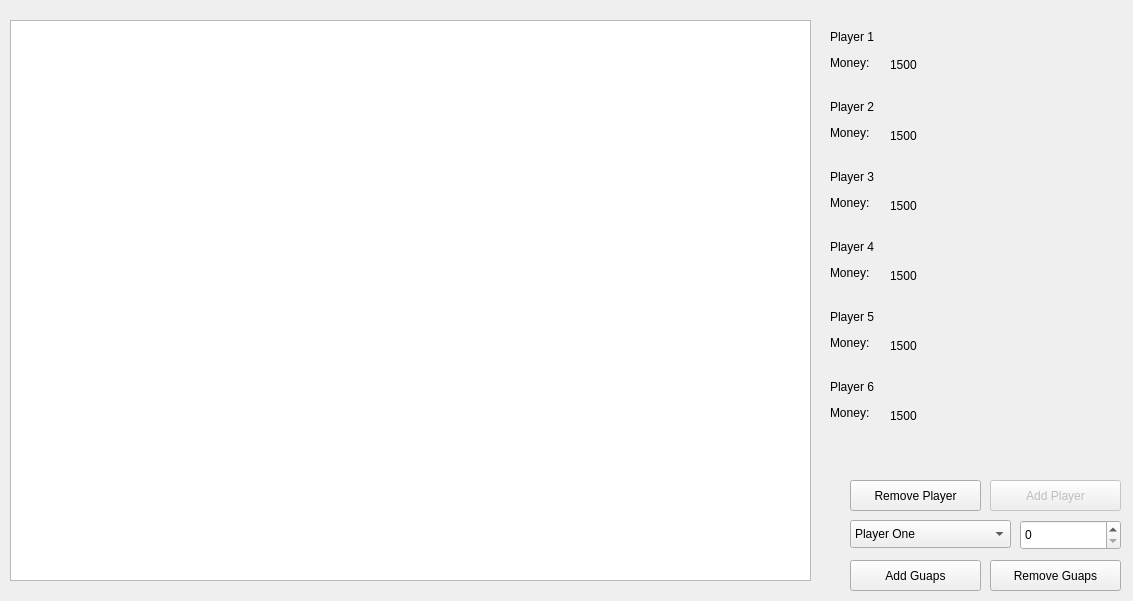
First picture: the form in widget.ui, repository cltsd27/monopoly, before the edit.
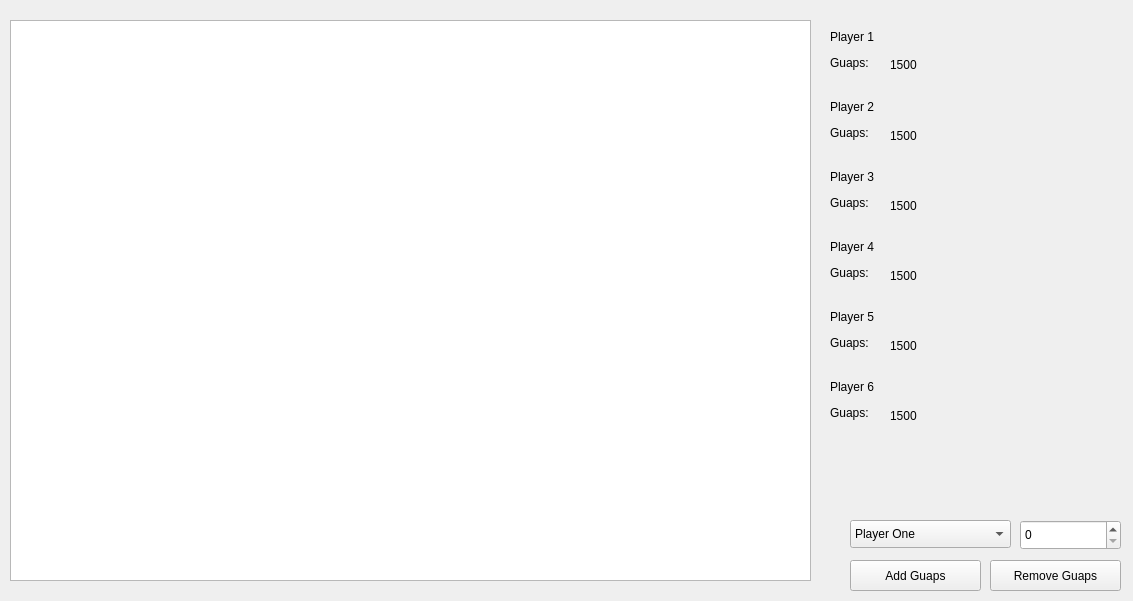
Second picture: the form after the edit.

Patch:
```diff
--- a/widget.ui
+++ b/widget.ui
@@ -39,7 +39,7 @@
     </rect>
    </property>
    <property name="text">
-    <string>&lt;html&gt;&lt;head/&gt;&lt;body&gt;&lt;p&gt;Player 1&lt;/p&gt;&lt;p&gt;Money:&lt;/p&gt;&lt;/body&gt;&lt;/html&gt;</string>
+    <string>&lt;html&gt;&lt;head/&gt;&lt;body&gt;&lt;p&gt;Player 1&lt;/p&gt;&lt;p&gt;Guaps:&lt;/p&gt;&lt;/body&gt;&lt;/html&gt;</string>
    </property>
   </widget>
   <widget class="QLabel" name="playerTwo">
@@ -52,7 +52,7 @@
     </rect>
    </property>
    <property name="text">
-    <string>&lt;html&gt;&lt;head/&gt;&lt;body&gt;&lt;p&gt;Player 2&lt;/p&gt;&lt;p&gt;Money:&lt;/p&gt;&lt;/body&gt;&lt;/html&gt;</string>
+    <string>&lt;html&gt;&lt;head/&gt;&lt;body&gt;&lt;p&gt;Player 2&lt;/p&gt;&lt;p&gt;Guaps:&lt;/p&gt;&lt;/body&gt;&lt;/html&gt;</string>
    </property>
   </widget>
   <widget class="QLabel" name="playerThree">
@@ -65,7 +65,7 @@
     </rect>
    </property>
    <property name="text">
-    <string>&lt;html&gt;&lt;head/&gt;&lt;body&gt;&lt;p&gt;Player 3&lt;/p&gt;&lt;p&gt;Money:&lt;/p&gt;&lt;/body&gt;&lt;/html&gt;</string>
+    <string>&lt;html&gt;&lt;head/&gt;&lt;body&gt;&lt;p&gt;Player 3&lt;/p&gt;&lt;p&gt;Guaps:&lt;/p&gt;&lt;/body&gt;&lt;/html&gt;</string>
    </property>
   </widget>
   <widget class="QLabel" name="playerFour">
@@ -78,7 +78,7 @@
     </rect>
    </property>
    <property name="text">
-    <string>&lt;html&gt;&lt;head/&gt;&lt;body&gt;&lt;p&gt;Player 4&lt;/p&gt;&lt;p&gt;Money:&lt;/p&gt;&lt;/body&gt;&lt;/html&gt;</string>
+    <string>&lt;html&gt;&lt;head/&gt;&lt;body&gt;&lt;p&gt;Player 4&lt;/p&gt;&lt;p&gt;Guaps:&lt;/p&gt;&lt;/body&gt;&lt;/html&gt;</string>
    </property>
   </widget>
   <widget class="QLabel" name="plOneMoney">
@@ -133,19 +133,6 @@
     <string>1500</string>
    </property>
   </widget>
-  <widget class="QPushButton" name="removePl">
-   <property name="geometry">
-    <rect>
-     <x>850</x>
-     <y>480</y>
-     <width>131</width>
-     <height>31</height>
-    </rect>
-   </property>
-   <property name="text">
-    <string>Remove Player</string>
-   </property>
-  </widget>
   <widget class="QPushButton" name="addMoneyButton">
    <property name="geometry">
     <rect>
@@ -218,22 +205,6 @@
     <number>999999</number>
    </property>
   </widget>
-  <widget class="QPushButton" name="addPlayer">
-   <property name="enabled">
-    <bool>false</bool>
-   </property>
-   <property name="geometry">
-    <rect>
-     <x>990</x>
-     <y>480</y>
-     <width>131</width>
-     <height>31</height>
-    </rect>
-   </property>
-   <property name="text">
-    <string>Add Player</string>
-   </property>
-  </widget>
   <widget class="QLabel" name="plFiveMoney">
    <property name="geometry">
     <rect>
@@ -257,7 +228,7 @@
     </rect>
    </property>
    <property name="text">
-    <string>&lt;html&gt;&lt;head/&gt;&lt;body&gt;&lt;p&gt;Player 5&lt;/p&gt;&lt;p&gt;Money:&lt;/p&gt;&lt;/body&gt;&lt;/html&gt;</string>
+    <string>&lt;html&gt;&lt;head/&gt;&lt;body&gt;&lt;p&gt;Player 5&lt;/p&gt;&lt;p&gt;Guaps:&lt;/p&gt;&lt;/body&gt;&lt;/html&gt;</string>
    </property>
   </widget>
   <widget class="QLabel" name="plSixMoney">
@@ -283,7 +254,7 @@
     </rect>
    </property>
    <property name="text">
-    <string>&lt;html&gt;&lt;head/&gt;&lt;body&gt;&lt;p&gt;Player 6&lt;/p&gt;&lt;p&gt;Money:&lt;/p&gt;&lt;/body&gt;&lt;/html&gt;</string>
+    <string>&lt;html&gt;&lt;head/&gt;&lt;body&gt;&lt;p&gt;Player 6&lt;/p&gt;&lt;p&gt;Guaps:&lt;/p&gt;&lt;/body&gt;&lt;/html&gt;</string>
    </property>
   </widget>
   <widget class="QPushButton" name="removeMoneyButton">
```
